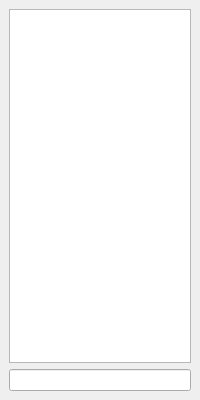
Above: apps/opencs/views/idlist.ui from zinnschlag/openmw before the change. Below: the same form after it.
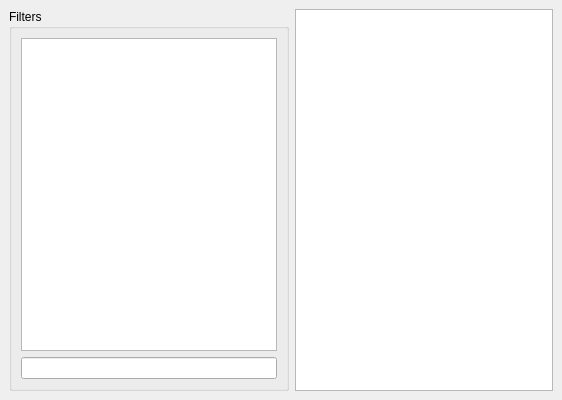
That is the form after the change.

Commit message: Started filter model

What changed in the file:
```diff
--- a/apps/opencs/views/idlist.ui
+++ b/apps/opencs/views/idlist.ui
@@ -6,7 +6,7 @@
    <rect>
     <x>0</x>
     <y>0</y>
-    <width>200</width>
+    <width>562</width>
     <height>400</height>
    </rect>
   </property>
@@ -18,7 +18,7 @@
   </property>
   <property name="minimumSize">
    <size>
-    <width>200</width>
+    <width>412</width>
     <height>400</height>
    </size>
   </property>
@@ -38,9 +38,55 @@
    <string>Id List</string>
   </property>
   <widget class="QWidget" name="dockWidgetContents">
-   <layout class="QVBoxLayout" name="verticalLayout">
+   <layout class="QHBoxLayout" name="horizontalLayout">
+    <item>
+     <widget class="QGroupBox" name="groupBoxFilter">
+      <property name="sizePolicy">
+       <sizepolicy hsizetype="Fixed" vsizetype="Preferred">
+        <horstretch>0</horstretch>
+        <verstretch>0</verstretch>
+       </sizepolicy>
+      </property>
+      <property name="title">
+       <string>Filters</string>
+      </property>
+      <layout class="QVBoxLayout" name="verticalLayout">
+       <item>
+        <widget class="QTreeView" name="treeViewFilter">
+         <property name="sizePolicy">
+          <sizepolicy hsizetype="Expanding" vsizetype="Expanding">
+           <horstretch>0</horstretch>
+           <verstretch>0</verstretch>
+          </sizepolicy>
+         </property>
+         <property name="minimumSize">
+          <size>
+           <width>100</width>
+           <height>0</height>
+          </size>
+         </property>
+        </widget>
+       </item>
+       <item>
+        <widget class="QLineEdit" name="lineEdit"/>
+       </item>
+      </layout>
+     </widget>
+    </item>
     <item>
      <widget class="QTreeView" name="treeView">
+      <property name="sizePolicy">
+       <sizepolicy hsizetype="MinimumExpanding" vsizetype="Expanding">
+        <horstretch>0</horstretch>
+        <verstretch>0</verstretch>
+       </sizepolicy>
+      </property>
+      <property name="minimumSize">
+       <size>
+        <width>100</width>
+        <height>0</height>
+       </size>
+      </property>
       <property name="alternatingRowColors">
        <bool>true</bool>
       </property>
@@ -64,9 +110,6 @@
       </attribute>
      </widget>
     </item>
-    <item>
-     <widget class="QLineEdit" name="lineEdit"/>
-    </item>
    </layout>
   </widget>
  </widget>
```
The commit also changes 8 other files.
